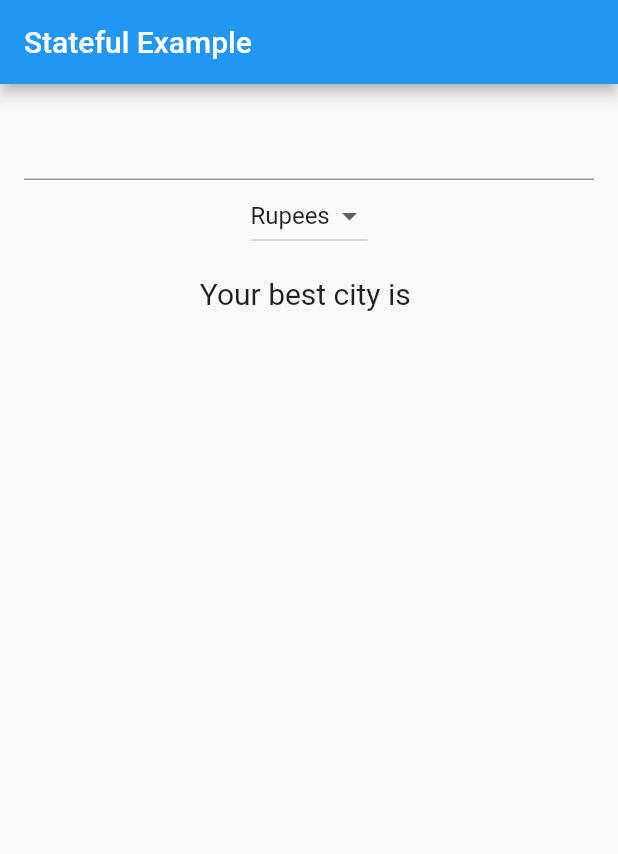
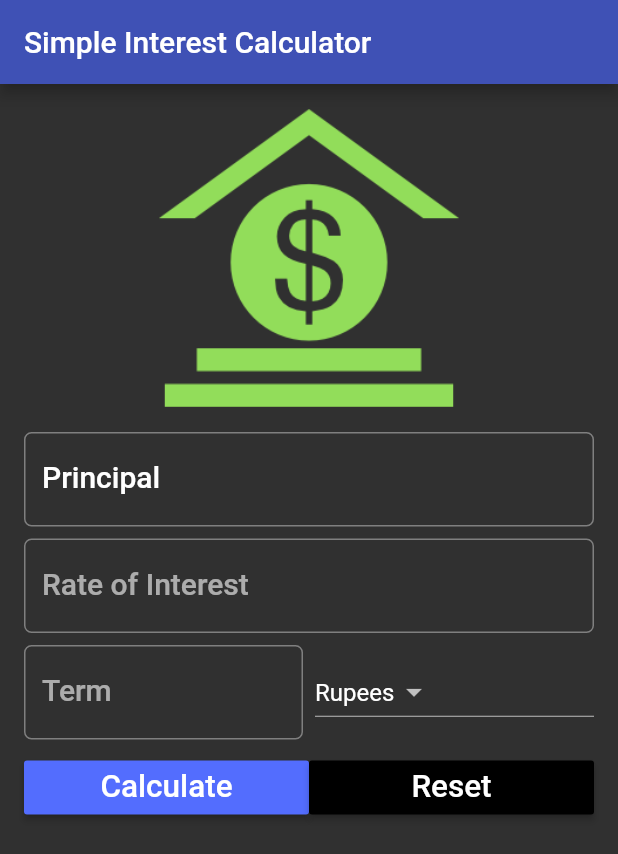
Before and after one commit to GabrielGircenko/flutter_learning, a Flutter app: the screen it shows after launch, on a phone screen of 412 x 824 dp. Shown: the top 854 px of the screen. Run offline on Flutter 3.47's test engine with Material 2 defaults, Android fonts, the phone set to English and light mode, and no system bars.

Commit message:
finished with third section

```diff
--- a/lib/main.dart
+++ b/lib/main.dart
@@ -1,67 +1,209 @@
 import 'package:flutter/material.dart';
 
+double _padding = 16;
+double _halfPadding = 8;
+
 void main() => runApp(MaterialApp(
-      title: "Stateful App Example",
-      home: FavoriteCity(),
+      debugShowCheckedModeBanner: false,
+      title: "Simple Interest Calculator App",
+      home: SIForm(),
+      theme: ThemeData(
+        brightness: Brightness.dark,
+        primaryColor: Colors.indigo,
+        accentColor: Colors.indigoAccent,
+      ),
     ));
 
-class FavoriteCity extends StatefulWidget {
+class SIForm extends StatefulWidget {
   @override
   State<StatefulWidget> createState() {
-    return _FavoriteCityState();
+    return _SIFormState();
   }
 }
 
-class _FavoriteCityState extends State<FavoriteCity> {
-  String nameCity = "";
-  var _currencies = ["Rupees", "Dollar", "Pounds", "Others"];
-  var _currentItemSelected = "Rupees";
+class _SIFormState extends State<SIForm> {
+  var _formKey = GlobalKey<FormState>();
+
+  var _currencies = ["Rupees", "Dollars", "Pounds"];
+  var _currentItemSelected = "";
+
+  @override
+  void initState() {
+    super.initState();
+    _currentItemSelected = _currencies[0];
+  }
+
+  var principalController = TextEditingController();
+  var roiController = TextEditingController();
+  var termController = TextEditingController();
+
+  var displayText = "";
 
   @override
   Widget build(BuildContext context) {
-    debugPrint("Favorite City widget is created");
+    var textStyle = Theme.of(context).textTheme.title;
 
     return Scaffold(
-      appBar: AppBar(title: Text("Stateful Example")),
-      body: Container(
-        margin: EdgeInsets.all(16),
-        child: Column(
+//      resizeToAvoidBottomPadding: false,
+        appBar: AppBar(title: Text("Simple Interest Calculator")),
+        body: Form(
+          key: _formKey,
+          child: Padding(
+            padding: EdgeInsets.all(_padding),
+            child: ListView(
               children: <Widget>[
-            TextField(
-              onSubmitted: (String userInput) {
+                BankImage(),
+                Padding(
+                    padding: EdgeInsets.only(bottom: _halfPadding),
+                    child: TextFormField(
+                      controller: principalController,
+                      validator: (String value) {
+                        if (value.isEmpty) return "Please enter principal";
+                      },
+                      style: textStyle,
+                      keyboardType: TextInputType.number,
+                      decoration: InputDecoration(
+                          labelStyle: textStyle,
+                          labelText: "Principal",
+                          hintText: "Enter Principal e.g. 12000",
+                          errorStyle: TextStyle(
+                            color: Colors.yellowAccent,
+                            fontSize: 15
+                          ),
+                          border: OutlineInputBorder(
+                              borderRadius: BorderRadius.circular(5))),
+                    )),
+                Padding(
+                    padding: EdgeInsets.only(bottom: _halfPadding),
+                    child: TextFormField(
+                      controller: roiController,
+                      validator: (String value) {
+                        if (value.isEmpty) return "Please enter roi";
+                      },
+                      style: textStyle,
+                      keyboardType: TextInputType.number,
+                      decoration: InputDecoration(
+                          labelText: "Rate of Interest",
+                          hintText: "In Percent",
+                          errorStyle: TextStyle(
+                              color: Colors.yellowAccent,
+                              fontSize: 15
+                          ),
+                          border: OutlineInputBorder(
+                              borderRadius: BorderRadius.circular(5))),
+                    )),
+                Padding(
+                    padding: EdgeInsets.only(bottom: _halfPadding),
+                    child: Row(
+                      children: <Widget>[
+                        Expanded(
+                            child: TextFormField(
+                          controller: termController,
+                          validator: (String value) {
+                            if (value.isEmpty) return "Please enter term";
+                          },
+                          style: textStyle,
+                          keyboardType: TextInputType.number,
+                          decoration: InputDecoration(
+                              labelText: "Term",
+                              hintText: "Time in years",
+                              errorStyle: TextStyle(
+                                  color: Colors.yellowAccent,
+                                  fontSize: 15
+                              ),
+                              border: OutlineInputBorder(
+                                  borderRadius: BorderRadius.circular(5))),
+                        )),
+                        Container(
+                          width: _halfPadding,
+                        ),
+                        Expanded(child: getDropdownButton())
+                      ],
+                    )),
+                Padding(
+                    padding: EdgeInsets.only(bottom: _padding),
+                    child: Row(
+                      children: <Widget>[
+                        Expanded(
+                            child: RaisedButton(
+                          color: Theme.of(context).accentColor,
+                          child: Text("Calculate", textScaleFactor: 1.5),
+                          onPressed: () {
                             setState(() {
-                  debugPrint("setState is called");
-                  nameCity = userInput;
+                              if (_formKey.currentState.validate())
+                                this.displayText = _calculateTotalReturns();
                             });
                           },
-            ),
-            DropdownButton<String>(
-              items: _currencies.map((String dropDownStringItem) {
-                return DropdownMenuItem<String>(
-                  value: dropDownStringItem,
-                  child: Text(dropDownStringItem),
-                );
-              }).toList(),
-              onChanged: (String newValueSelected) {
-                _onDropDownItemSelected(newValueSelected);
+                        )),
+                        Expanded(
+                            child: RaisedButton(
+                          color: Theme.of(context).primaryColorDark,
+                          child: Text("Reset", textScaleFactor: 1.5),
+                          onPressed: () {
+                            _reset();
                           },
-              value: _currentItemSelected,
-            ),
-            Padding(
-                padding: EdgeInsets.all(16),
+                        ))
+                      ],
+                    )),
+                Container(
+                    alignment: Alignment.center,
                     child: Text(
-                  "Your best city is $nameCity",
-                  style: TextStyle(fontSize: 20),
+                      this.displayText,
+                      style: textStyle,
                     ))
               ],
             ),
           ),
+        ));
+  }
+
+  Widget getDropdownButton() => DropdownButton<String>(
+        items: _currencies.map((String value) {
+          return DropdownMenuItem<String>(
+            value: value,
+            child: Text(value),
           );
-  }
+        }).toList(),
+        value: _currentItemSelected,
+        onChanged: (String newValueSelected) {
+          _onDropDownItemSelected(newValueSelected);
+        },
+      );
 
   void _onDropDownItemSelected(String newValueSelected) {
     setState(() {
       this._currentItemSelected = newValueSelected;
     });
   }
+
+  String _calculateTotalReturns() {
+    double principal = double.parse(principalController.text);
+    double roi = double.parse(roiController.text);
+    double term = double.parse(termController.text);
+
+    double totalAmountPayable = principal + (principal * roi * term) / 100;
+    return "After $term years, your investment will be worth $totalAmountPayable $_currentItemSelected";
   }
+
+  void _reset() {
+    principalController.text = "";
+    roiController.text = "";
+    termController.text = "";
+    displayText = "";
+    _currentItemSelected = _currencies[0];
+  }
+}
+
+class BankImage extends StatelessWidget {
+  @override
+  Widget build(BuildContext context) {
+    var image = Image(image: AssetImage('images/money.png'));
+    return Container(
+      margin: EdgeInsets.only(bottom: _padding),
+      alignment: Alignment.center,
+      child: image,
+      width: 200,
+      height: 200,
+    );
+  }
+}
--- a/pubspec.yaml
+++ b/pubspec.yaml
@@ -41,8 +41,8 @@ flutter:
   uses-material-design: true
 
   # To add assets to your application, add an assets section, like this:
-#  assets:
-#    - images/flight.png
+  assets:
+    - images/money.png
   #  - images/a_dot_ham.jpeg
 
   # An image asset can refer to one or more resolution-specific "variants", see
```
Also changed, not shown: images/money.png (added). Lines whose indentation alone changed are shown as unchanged.
